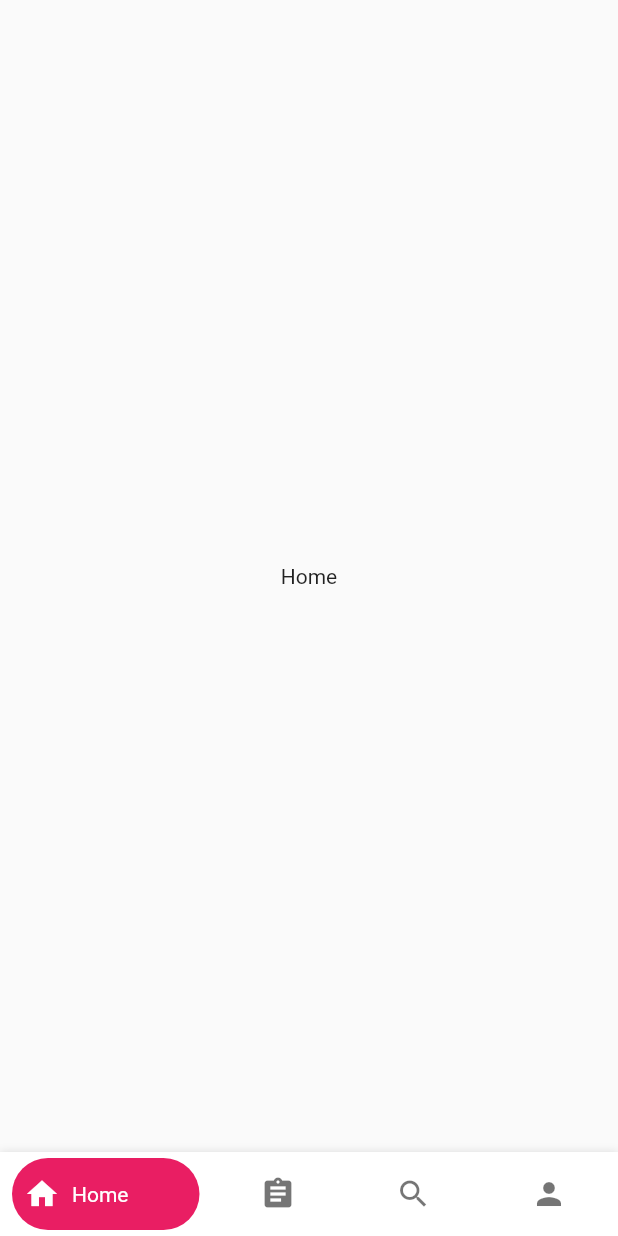
After one commit to oohyugi/coffee_shop, a Flutter app: the screen it shows after launch, on a phone screen of 412 x 824 dp. The commit adds this screen. Run offline on Flutter 3.47's test engine with Material 2 defaults, Android fonts, the phone set to English and light mode, and no system bars.

Commit message:
main page

```diff
--- a/lib/main.dart
+++ b/lib/main.dart
@@ -1,12 +1,28 @@
-import 'package:coffee_shop/feature/order/order_page.dart';
+import 'package:coffee_shop/main_page.dart';
 import 'package:flutter/material.dart';
-
-import 'feature/order/order_page.dart';
 
 void main() => runApp(MyApp());
 
-class MyApp extends StatelessWidget {
-  // This widget is the root of your application.
+class MyApp extends StatefulWidget {
+  MyApp({Key key}) : super(key: key);
+
+  @override
+  _MyAppState createState() {
+    return _MyAppState();
+  }
+}
+
+class _MyAppState extends State<MyApp> {
+  @override
+  void initState() {
+    super.initState();
+  }
+
+  @override
+  void dispose() {
+    super.dispose();
+  }
+
   @override
   Widget build(BuildContext context) {
     return MaterialApp(
@@ -16,7 +32,6 @@ class MyApp extends StatelessWidget {
             accentColor: Colors.pink,
             primaryColor: Colors.pink,
             buttonColor: Colors.pink),
-      home: OrderPage(),
-    );
+        home: MainPage());
   }
 }
--- /dev/null
+++ b/lib/main_page.dart
@@ -0,0 +1,118 @@
+import 'package:flutter/material.dart';
+
+import 'feature/order/order_page.dart';
+
+class MainPage extends StatefulWidget {
+  MainPage({Key key}) : super(key: key);
+
+  @override
+  _MainPageState createState() {
+    return _MainPageState();
+  }
+}
+
+class _MainPageState extends State<MainPage> {
+  @override
+  void initState() {
+    super.initState();
+  }
+
+  @override
+  void dispose() {
+    super.dispose();
+  }
+
+  List<NavigationItem> items = [
+    NavigationItem(Icon(Icons.home), Text("Home")),
+    NavigationItem(Icon(Icons.assignment), Text("Menu")),
+    NavigationItem(Icon(Icons.search), Text("Search")),
+    NavigationItem(Icon(Icons.person), Text("Account")),
+  ];
+  int selectedIndex = 0;
+
+  List<Widget> listBodyChildreen = [
+    Center(
+      child: Text("Home"),
+    ),
+    OrderPage(),
+    Center(
+      child: Text("Search"),
+    ),
+    Center(
+      child: Text("Account"),
+    ),
+  ];
+
+  Widget _buildItem(NavigationItem item, bool isSelected) {
+    return AnimatedContainer(
+      duration: Duration(milliseconds: 260),
+      width: isSelected ? 125 : 50,
+      height: 50,
+      padding: isSelected ? EdgeInsets.only(left: 8, right: 8) : null,
+      decoration: BoxDecoration(
+          color: isSelected ? Theme.of(context).accentColor : null,
+          borderRadius: BorderRadius.circular(24)),
+      child: ListView(
+        scrollDirection: Axis.horizontal,
+        children: <Widget>[
+          Row(
+            crossAxisAlignment: CrossAxisAlignment.center,
+            children: <Widget>[
+              IconTheme(
+                data: IconThemeData(
+                    size: 24,
+                    color: isSelected ? Colors.white : Colors.black54),
+                child: item.icon,
+              ),
+              Padding(
+                  padding: const EdgeInsets.only(left: 8),
+                  child: isSelected
+                      ? DefaultTextStyle.merge(
+                          style: TextStyle(color: Colors.white),
+                          child: item.title)
+                      : Container()),
+            ],
+          )
+        ],
+      ),
+    );
+  }
+
+  @override
+  Widget build(BuildContext context) {
+    return Scaffold(
+      bottomNavigationBar: Container(
+        height: 56,
+        decoration: BoxDecoration(
+            color: Colors.white,
+            boxShadow: [BoxShadow(blurRadius: 4, color: Colors.black12)]),
+        width: MediaQuery.of(context).size.width,
+        child: Padding(
+          padding: const EdgeInsets.only(left: 8, top: 4, bottom: 4, right: 8),
+          child: Row(
+            mainAxisAlignment: MainAxisAlignment.spaceBetween,
+            children: items.map((item) {
+              var itemIndex = items.indexOf(item);
+              return GestureDetector(
+                onTap: () {
+                  setState(() {
+                    selectedIndex = itemIndex;
+                  });
+                },
+                child: _buildItem(item, selectedIndex == itemIndex),
+              );
+            }).toList(),
+          ),
+        ),
+      ),
+      body: listBodyChildreen[selectedIndex],
+    );
+  }
+}
+
+class NavigationItem {
+  final Icon icon;
+  final Text title;
+
+  NavigationItem(this.icon, this.title);
+}
```
Lines whose indentation alone changed are shown as unchanged.
